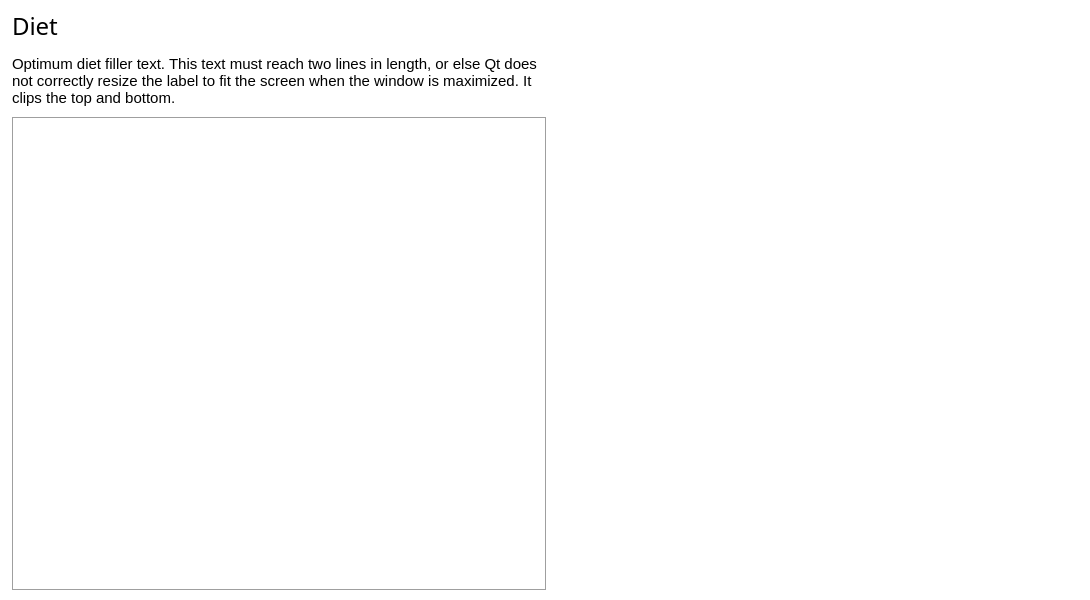
Before: the Qt Designer form ui/ui_optimumdietwindow.ui in josh-minch/spartan, drawn with Qt 5.
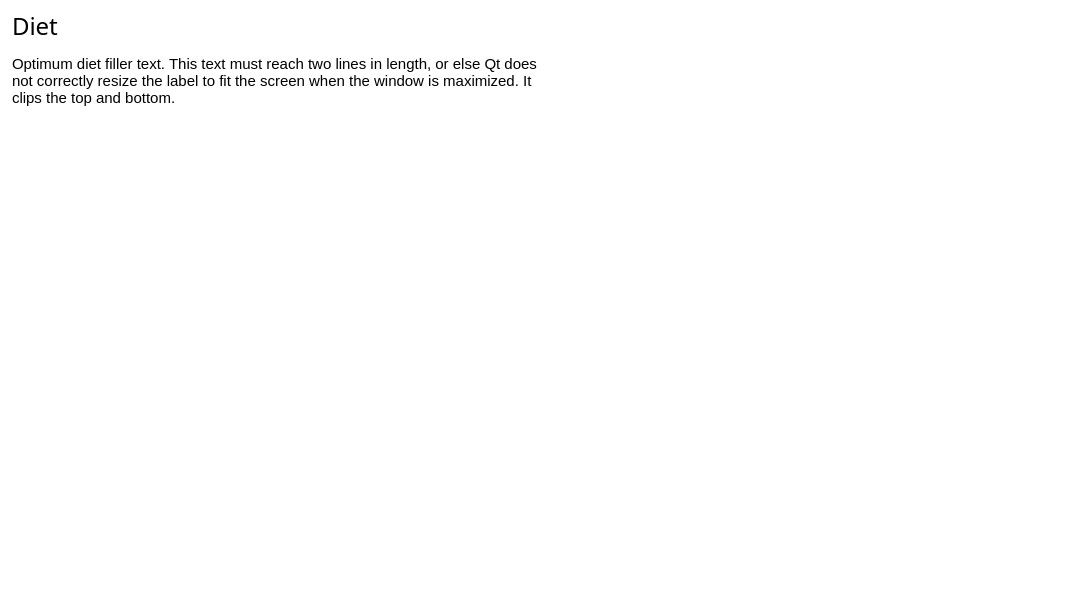
After: the same form once the commit is applied. Icons and pictures are not drawn.

Patch:
```diff
--- a/ui/ui_optimumdietwindow.ui
+++ b/ui/ui_optimumdietwindow.ui
@@ -270,7 +270,7 @@
 </string>
       </property>
       <property name="frameShape">
-       <enum>QFrame::Box</enum>
+       <enum>QFrame::NoFrame</enum>
       </property>
       <property name="selectionBehavior">
        <enum>QAbstractItemView::SelectRows</enum>
```
